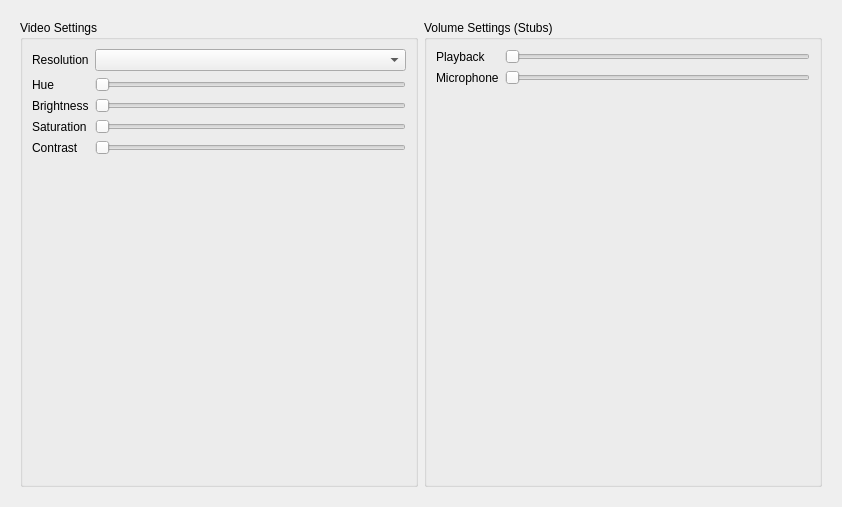
This is src/widget/form/settings/avsettings.ui in qTox/qTox as Qt 5 draws it before an edit. The edited form follows.
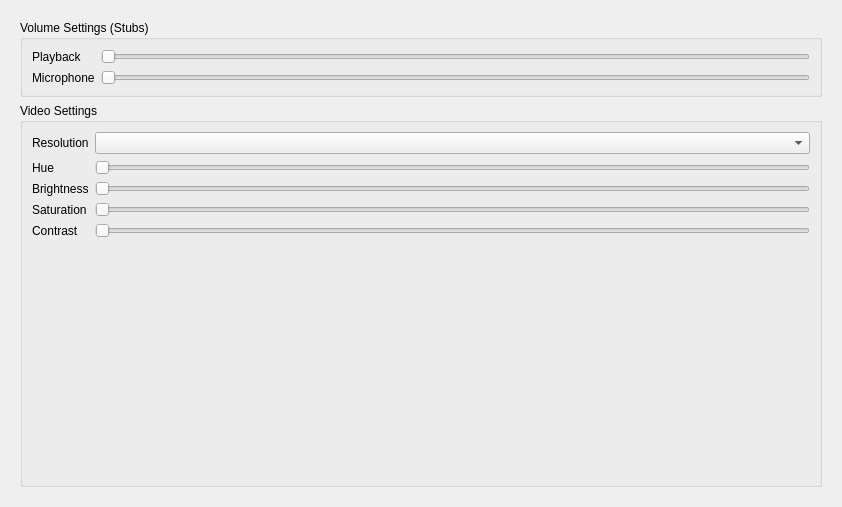
This is the edited form. Custom widgets are drawn as their Qt base class.

Commit message: a/v setting tab redesign

Diff of the .ui file:
```diff
--- a/src/widget/form/settings/avsettings.ui
+++ b/src/widget/form/settings/avsettings.ui
@@ -27,11 +27,48 @@
        <rect>
         <x>0</x>
         <y>0</y>
-        <width>830</width>
-        <height>495</height>
+        <width>824</width>
+        <height>489</height>
        </rect>
       </property>
-      <layout class="QHBoxLayout" name="horizontalLayout_2">
+      <layout class="QVBoxLayout" name="verticalLayout_5">
+       <item>
+        <widget class="QGroupBox" name="audioGroup">
+         <property name="title">
+          <string>Volume Settings (Stubs)</string>
+         </property>
+         <layout class="QFormLayout" name="formLayout_2">
+          <item row="4" column="0">
+           <widget class="QLabel" name="microphoneLabel">
+            <property name="text">
+             <string>Microphone</string>
+            </property>
+           </widget>
+          </item>
+          <item row="0" column="0">
+           <widget class="QLabel" name="playbackLabel">
+            <property name="text">
+             <string>Playback</string>
+            </property>
+           </widget>
+          </item>
+          <item row="0" column="1">
+           <widget class="QSlider" name="playbackSlider">
+            <property name="orientation">
+             <enum>Qt::Horizontal</enum>
+            </property>
+           </widget>
+          </item>
+          <item row="4" column="1">
+           <widget class="QSlider" name="microphoneSlider">
+            <property name="orientation">
+             <enum>Qt::Horizontal</enum>
+            </property>
+           </widget>
+          </item>
+         </layout>
+        </widget>
+       </item>
        <item>
         <widget class="QGroupBox" name="videoGroup">
          <property name="title">
@@ -116,64 +153,27 @@
               </property>
              </widget>
             </item>
-            <item row="5" column="1">
-             <widget class="QFrame" name="CamFrame">
-              <property name="sizePolicy">
-               <sizepolicy hsizetype="MinimumExpanding" vsizetype="MinimumExpanding">
-                <horstretch>1</horstretch>
-                <verstretch>99</verstretch>
-               </sizepolicy>
-              </property>
-              <property name="frameShape">
-               <enum>QFrame::NoFrame</enum>
-              </property>
-              <property name="frameShadow">
-               <enum>QFrame::Raised</enum>
-              </property>
-              <layout class="QVBoxLayout" name="verticalLayout_3">
-               <item>
-                <widget class="VideoSurface" name="CamVideoSurface" native="true"/>
-               </item>
-              </layout>
-             </widget>
-            </item>
            </layout>
           </item>
-         </layout>
-        </widget>
-       </item>
-       <item>
-        <widget class="QGroupBox" name="groupBox">
-         <property name="title">
-          <string>Volume Settings (Stubs)</string>
-         </property>
-         <layout class="QFormLayout" name="formLayout_2">
-          <item row="0" column="0">
-           <widget class="QLabel" name="label_7">
-            <property name="text">
-             <string>Playback</string>
+          <item>
+           <widget class="QFrame" name="CamFrame">
+            <property name="sizePolicy">
+             <sizepolicy hsizetype="MinimumExpanding" vsizetype="MinimumExpanding">
+              <horstretch>1</horstretch>
+              <verstretch>99</verstretch>
+             </sizepolicy>
             </property>
-           </widget>
-          </item>
-          <item row="0" column="1">
-           <widget class="QSlider" name="horizontalSlider">
-            <property name="orientation">
-             <enum>Qt::Horizontal</enum>
+            <property name="frameShape">
+             <enum>QFrame::NoFrame</enum>
             </property>
-           </widget>
-          </item>
-          <item row="1" column="0">
-           <widget class="QLabel" name="label_8">
-            <property name="text">
-             <string>Microphone</string>
+            <property name="frameShadow">
+             <enum>QFrame::Raised</enum>
             </property>
-           </widget>
-          </item>
-          <item row="1" column="1">
-           <widget class="QSlider" name="horizontalSlider_2">
-            <property name="orientation">
-             <enum>Qt::Horizontal</enum>
-            </property>
+            <layout class="QGridLayout" name="gridLayout">
+             <item row="0" column="0">
+              <widget class="VideoSurface" name="CamVideoSurface" native="true"/>
+             </item>
+            </layout>
            </widget>
           </item>
          </layout>
```
Left out of the diff: 10 changed lines with no effect on the pictures.
